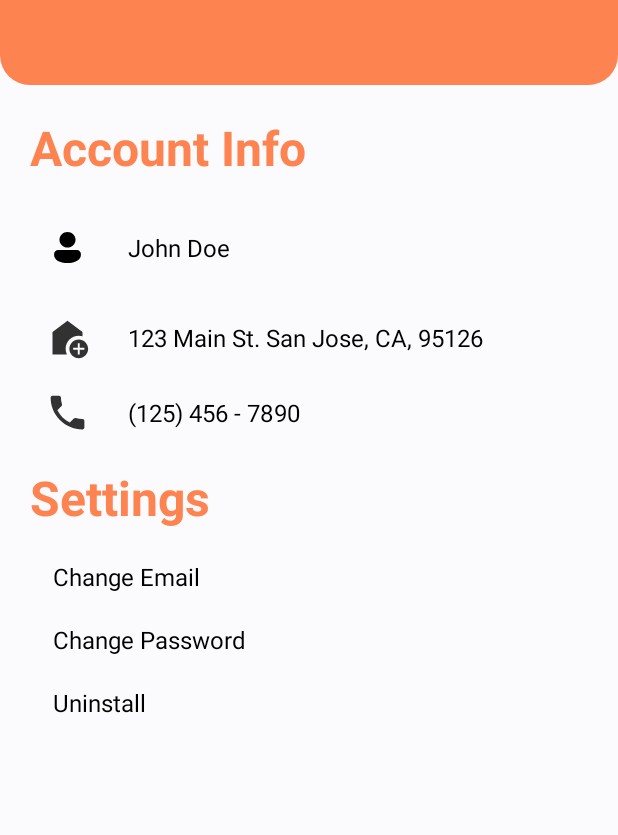
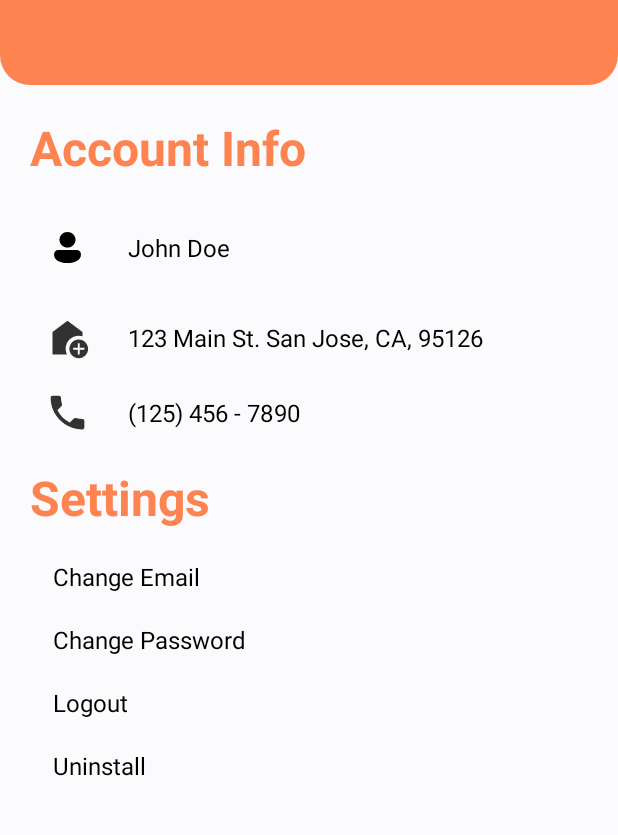
Before and after one commit to levictoria0117/cs175eventfinder, an Android app: the fragment SettingsFragment shown on its own in the app's theme, on a phone screen of 412 x 824 dp, the part 215-1050 px from its top. Run offline under Robolectric (Android 15) with nearby library versions, the phone set to English and light mode, and no system bars.

Commit message:
implemented save info and logout

```diff
--- a/app/src/main/java/edu/sjsu/android/localeventfinder/SettingsFragment.java
+++ b/app/src/main/java/edu/sjsu/android/localeventfinder/SettingsFragment.java
@@ -1,26 +1,62 @@
 package edu.sjsu.android.localeventfinder;
 
+import android.content.Intent;
+import android.content.SharedPreferences;
 import android.os.Bundle;
-
-import androidx.fragment.app.Fragment;
-
 import android.view.LayoutInflater;
 import android.view.View;
 import android.view.ViewGroup;
+import android.widget.TextView;
+
+import androidx.annotation.NonNull;
+import androidx.annotation.Nullable;
+import androidx.fragment.app.Fragment;
 
 public class SettingsFragment extends Fragment {
 
     @Override
     public void onCreate(Bundle savedInstanceState) {
         super.onCreate(savedInstanceState);
-        if (getArguments() != null) {
-        }
     }
 
     @Override
-    public View onCreateView(LayoutInflater inflater, ViewGroup container,
+    public View onCreateView(@NonNull LayoutInflater inflater, ViewGroup container,
                              Bundle savedInstanceState) {
         // Inflate the layout for this fragment
-        return inflater.inflate(R.layout.fragment_settings, container, false);
+        View view = inflater.inflate(R.layout.fragment_settings, container, false);
+
+        // Initialize Logout button
+        TextView logoutButton = view.findViewById(R.id.logout_button);
+        logoutButton.setOnClickListener(v -> handleLogout());
+
+        // Other buttons (Change Email, Change Password)
+        TextView changeEmailButton = view.findViewById(R.id.change_email_button);
+        changeEmailButton.setOnClickListener(v -> {
+            // Logic for changing email
+            // Placeholder: Add navigation or functionality here
+        });
+
+        TextView changePasswordButton = view.findViewById(R.id.change_password_button);
+        changePasswordButton.setOnClickListener(v -> {
+            // Logic for changing password
+            // Placeholder: Add navigation or functionality here
+        });
+
+        return view;
+    }
+
+    private void handleLogout() {
+        // Clear SharedPreferences
+        SharedPreferences sharedPreferences = requireActivity().getSharedPreferences("UserPrefs", getContext().MODE_PRIVATE);
+        SharedPreferences.Editor editor = sharedPreferences.edit();
+        editor.putBoolean("isSignedIn", false);
+        editor.apply();
+
+        // Navigate to LoginActivity
+        Intent intent = new Intent(getActivity(), LoginActivity.class);
+        startActivity(intent);
+
+        // End the current activity (if necessary)
+        requireActivity().finish();
     }
 }
--- a/app/src/main/res/layout/fragment_settings.xml
+++ b/app/src/main/res/layout/fragment_settings.xml
@@ -114,6 +114,7 @@
         android:textStyle="bold" />
 
     <TextView
+        android:id="@+id/change_email_button"
         android:layout_width="wrap_content"
         android:layout_height="wrap_content"
         android:layout_marginTop="20dp"
@@ -124,11 +125,25 @@
         android:textSize="16sp" />
 
     <TextView
+        android:id="@+id/change_password_button"
         android:layout_width="wrap_content"
         android:layout_height="wrap_content"
         android:layout_marginTop="20dp"
         android:layout_marginLeft="35dp"
         android:text="Change Password"
+        android:textAlignment="center"
+        android:textColor="@color/black"
+        android:textSize="16sp" />
+
+
+    <!-- Logout TextView -->
+    <TextView
+        android:id="@+id/logout_button"
+        android:layout_width="wrap_content"
+        android:layout_height="wrap_content"
+        android:layout_marginTop="20dp"
+        android:layout_marginLeft="35dp"
+        android:text="Logout"
         android:textAlignment="center"
         android:textColor="@color/black"
         android:textSize="16sp" />
```
Also changed, not shown: app/src/main/java/edu/sjsu/android/localeventfinder/LoginActivity.java (+47 -11 lines), app/src/main/java/edu/sjsu/android/localeventfinder/SignUpActivity.java (+45 -22 lines), app/src/main/java/edu/sjsu/android/localeventfinder/UserDatabaseHelper.java (+81 -32 lines), app/src/main/res/layout/activity_login.xml (+7 -3 lines), app/src/main/res/layout/fragment_home.xml (line endings or trailing spaces).
